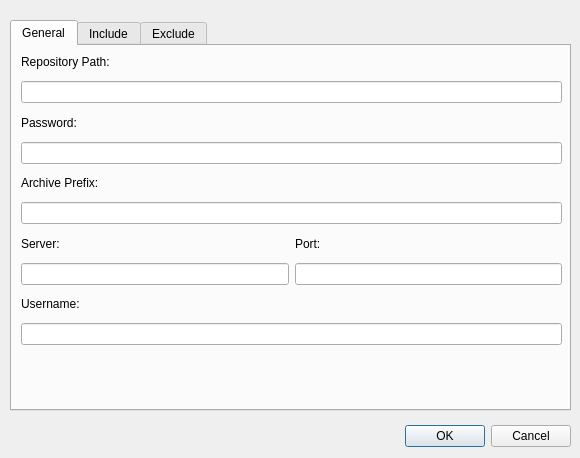
Old version of the form borg_qt/static/UI/Settings.ui in the repository Nebucatnetzer/borg-qt.
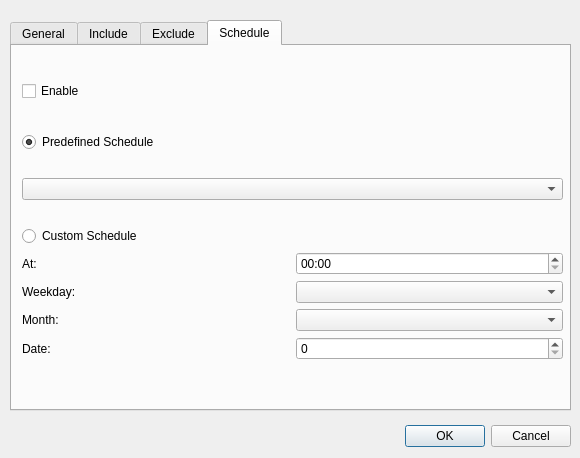
New version of the form. The open tabs and pages were chosen to show the change. Icons and pictures are not drawn.

```diff
--- a/borg_qt/static/UI/Settings.ui
+++ b/borg_qt/static/UI/Settings.ui
@@ -314,6 +314,130 @@
      </property>
     </widget>
    </widget>
+   <widget class="QWidget" name="tab_schedule">
+    <attribute name="title">
+     <string>Schedule</string>
+    </attribute>
+    <widget class="QWidget" name="verticalLayoutWidget_2">
+     <property name="geometry">
+      <rect>
+       <x>10</x>
+       <y>10</y>
+       <width>541</width>
+       <height>328</height>
+      </rect>
+     </property>
+     <layout class="QVBoxLayout" name="layout_schedule">
+      <item>
+       <widget class="QCheckBox" name="check_schedule_enabled">
+        <property name="maximumSize">
+         <size>
+          <width>16777215</width>
+          <height>30</height>
+         </size>
+        </property>
+        <property name="text">
+         <string>Enable</string>
+        </property>
+        <property name="autoExclusive">
+         <bool>false</bool>
+        </property>
+        <property name="tristate">
+         <bool>false</bool>
+        </property>
+       </widget>
+      </item>
+      <item>
+       <widget class="QRadioButton" name="radio_schedule_predefined_enabled">
+        <property name="text">
+         <string>Predefined Schedule</string>
+        </property>
+        <property name="checked">
+         <bool>true</bool>
+        </property>
+       </widget>
+      </item>
+      <item>
+       <widget class="QComboBox" name="combo_schedule_predefined"/>
+      </item>
+      <item>
+       <layout class="QGridLayout" name="layout_schedule_details">
+        <item row="2" column="1">
+         <widget class="QComboBox" name="combo_schedule_weekday"/>
+        </item>
+        <item row="1" column="1">
+         <widget class="QTimeEdit" name="time_schedule_time">
+          <property name="dateTime">
+           <datetime>
+            <hour>0</hour>
+            <minute>0</minute>
+            <second>0</second>
+            <year>2000</year>
+            <month>1</month>
+            <day>1</day>
+           </datetime>
+          </property>
+          <property name="displayFormat">
+           <string>hh:mm</string>
+          </property>
+         </widget>
+        </item>
+        <item row="2" column="0">
+         <widget class="QLabel" name="label_schedule_weekday">
+          <property name="text">
+           <string>Weekday:</string>
+          </property>
+         </widget>
+        </item>
+        <item row="1" column="0">
+         <widget class="QLabel" name="label_schedule_time">
+          <property name="text">
+           <string>At:</string>
+          </property>
+         </widget>
+        </item>
+        <item row="3" column="0">
+         <widget class="QLabel" name="label_month">
+          <property name="text">
+           <string>Month:</string>
+          </property>
+         </widget>
+        </item>
+        <item row="3" column="1">
+         <widget class="QComboBox" name="combo_schedule_month"/>
+        </item>
+        <item row="4" column="0">
+         <widget class="QLabel" name="label_schedule_date">
+          <property name="text">
+           <string>Date:</string>
+          </property>
+         </widget>
+        </item>
+        <item row="4" column="1">
+         <widget class="QSpinBox" name="spin_schedule_date">
+          <property name="minimum">
+           <number>0</number>
+          </property>
+          <property name="maximum">
+           <number>31</number>
+          </property>
+          <property name="value">
+           <number>0</number>
+          </property>
+         </widget>
+        </item>
+        <item row="0" column="0" colspan="2">
+         <widget class="QRadioButton" name="radio_schedule_custom_enabled">
+          <property name="text">
+           <string>Custom Schedule</string>
+          </property>
+         </widget>
+        </item>
+       </layout>
+      </item>
+     </layout>
+    </widget>
+   </widget>
   </widget>
  </widget>
  <resources/>
```
